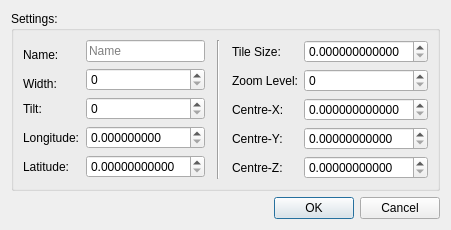
Before: the Qt Designer form forms/repo_dialog_map.ui in 3drepo/3drepogui, drawn with Qt 5.
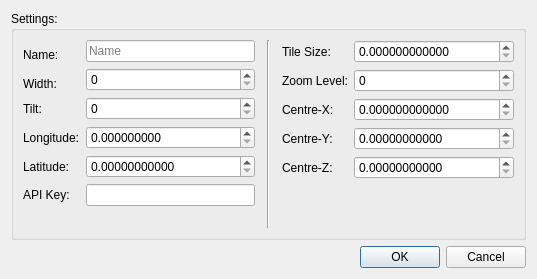
After: the same form once the commit is applied.

Commit message: #123 add ability to insert API Key when adding a map node

Diff of the .ui file:
```diff
--- a/forms/repo_dialog_map.ui
+++ b/forms/repo_dialog_map.ui
@@ -6,8 +6,8 @@
    <rect>
     <x>0</x>
     <y>0</y>
-    <width>451</width>
-    <height>204</height>
+    <width>537</width>
+    <height>279</height>
    </rect>
   </property>
   <property name="windowTitle">
@@ -112,6 +112,16 @@
            </property>
           </widget>
          </item>
+         <item row="5" column="0">
+          <widget class="QLabel" name="apiLabel">
+           <property name="text">
+            <string>API Key:</string>
+           </property>
+          </widget>
+         </item>
+         <item row="5" column="1">
+          <widget class="QLineEdit" name="apiKeyLineEdit"/>
+         </item>
         </layout>
        </widget>
       </item>
```
The commit also changes 1 other file.
